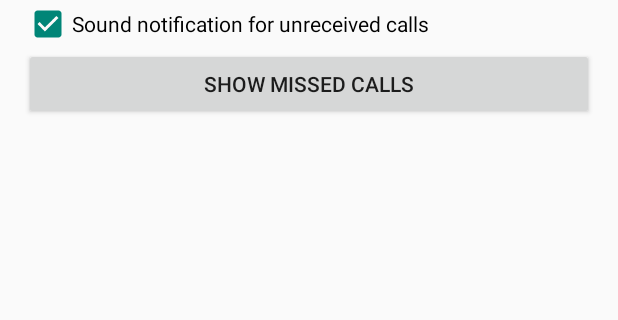
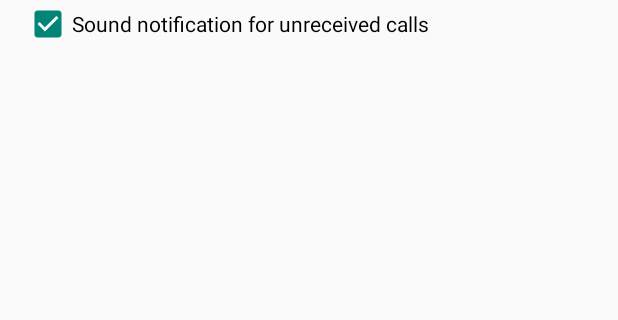
Before and after one commit to zdenda/android-ring, an Android app: the screen it shows after launch (MainActivity), on a phone screen of 412 x 824 dp, the part 204-524 px from its top. Run offline under Robolectric (Android 15) with nearby library versions, the phone set to English and light mode, and no system bars.

Commit message:
remove button for displaying list of missed calls

```diff
--- a/app/src/main/res/layout/activity_main.xml
+++ b/app/src/main/res/layout/activity_main.xml
@@ -35,21 +35,4 @@
         android:layout_alignParentStart="true"
         android:checked="true" />
 
-    <Button
-        android:layout_width="match_parent"
-        android:layout_height="wrap_content"
-        android:text="Show Missed Calls"
-        android:id="@+id/button"
-        android:layout_below="@+id/chkSoundNotification"
-        android:layout_alignParentLeft="true"
-        android:layout_alignParentStart="true" />
-
-    <ListView
-        android:layout_width="match_parent"
-        android:layout_height="wrap_content"
-        android:id="@+id/listView"
-        android:layout_below="@+id/button"
-        android:layout_alignParentLeft="true"
-        android:layout_alignParentStart="true"
-        android:background="@android:color/darker_gray" />
 </RelativeLayout>
```
Also changed, not shown: app/src/main/java/eu/zkkn/android/ring/MainActivity.java (+0 -19 lines).
